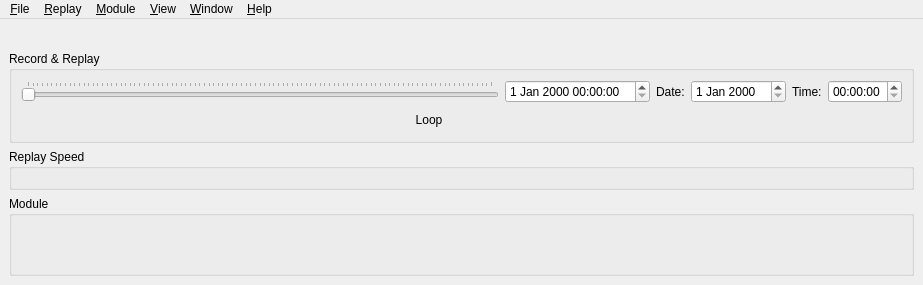
This is src/UserInterface/src/MainWindow.ui in till213/SkyDolly as Qt 5 draws it before an edit. The edited form follows.
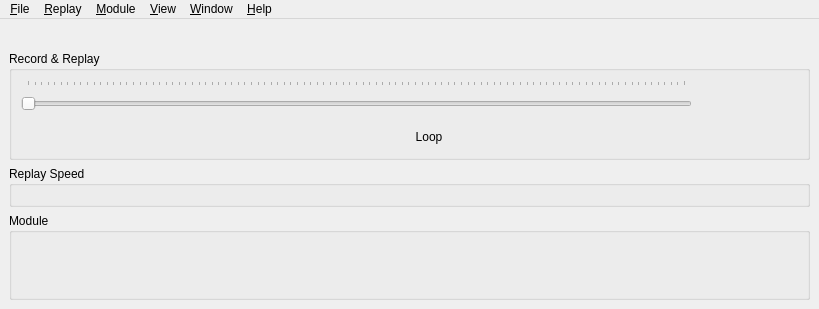
This is the edited form. Icons and pictures are not drawn. Custom widgets are drawn as their Qt base class.

Commit message: Feature/time of day (#163)

What changed in the file:
```diff
--- a/src/UserInterface/src/MainWindow.ui
+++ b/src/UserInterface/src/MainWindow.ui
@@ -6,8 +6,8 @@
    <rect>
     <x>0</x>
     <y>0</y>
-    <width>923</width>
-    <height>285</height>
+    <width>819</width>
+    <height>309</height>
    </rect>
   </property>
   <property name="sizePolicy">
@@ -69,11 +69,6 @@
       <property name="title">
        <string>Record &amp;&amp; Replay</string>
       </property>
-      <layout class="QGridLayout" name="replayLayout">
-       <property name="sizeConstraint">
-        <enum>QLayout::SetDefaultConstraint</enum>
-       </property>
-       <item row="0" column="0">
         <layout class="QVBoxLayout" name="verticalLayout">
          <item>
           <layout class="QHBoxLayout" name="horizontalLayout_2">
@@ -82,7 +77,7 @@
              <property name="minimumSize">
               <size>
                <width>150</width>
-               <height>0</height>
+             <height>40</height>
               </size>
              </property>
              <property name="maximum">
@@ -112,31 +107,23 @@
             </widget>
            </item>
            <item>
-            <widget class="QDateTimeEdit" name="timeStampDateTimeEdit"/>
-           </item>
-           <item>
-            <widget class="QLabel" name="dateLabel">
-             <property name="text">
-              <string>Date:</string>
-             </property>
-            </widget>
-           </item>
-           <item>
-            <widget class="QDateEdit" name="timestampDateEdit"/>
-           </item>
-           <item>
-            <widget class="QLabel" name="timeLabel">
-             <property name="text">
-              <string>Time:</string>
+          <widget class="TimestampEdit" name="timestampEdit" native="true">
+           <property name="sizePolicy">
+            <sizepolicy hsizetype="Minimum" vsizetype="Fixed">
+             <horstretch>0</horstretch>
+             <verstretch>0</verstretch>
+            </sizepolicy>
+           </property>
+           <property name="minimumSize">
+            <size>
+             <width>100</width>
+             <height>40</height>
+            </size>
              </property>
             </widget>
            </item>
            <item>
-            <widget class="QTimeEdit" name="timestampTimeEdit">
-             <property name="readOnly">
-              <bool>false</bool>
-             </property>
-            </widget>
+          <layout class="QFormLayout" name="timeFormLayout"/>
            </item>
           </layout>
          </item>
@@ -319,8 +306,6 @@
           </layout>
          </item>
         </layout>
-       </item>
-      </layout>
      </widget>
     </item>
     <item>
@@ -360,8 +345,8 @@
     <rect>
      <x>0</x>
      <y>0</y>
-     <width>923</width>
-     <height>21</height>
+     <width>819</width>
+     <height>24</height>
     </rect>
    </property>
    <widget class="QMenu" name="fileMenu">
@@ -771,6 +756,12 @@
    <extends>QPushButton</extends>
    <header location="global">Widget/ActionButton.h</header>
   </customwidget>
+  <customwidget>
+   <class>TimestampEdit</class>
+   <extends>QWidget</extends>
+   <header>Widget/TimestampEdit.h</header>
+   <container>1</container>
+  </customwidget>
  </customwidgets>
  <resources>
   <include location="../res/UserInterface.qrc"/>
```
Lines whose indentation alone changed are shown as unchanged. The commit also changes 60 other files.
